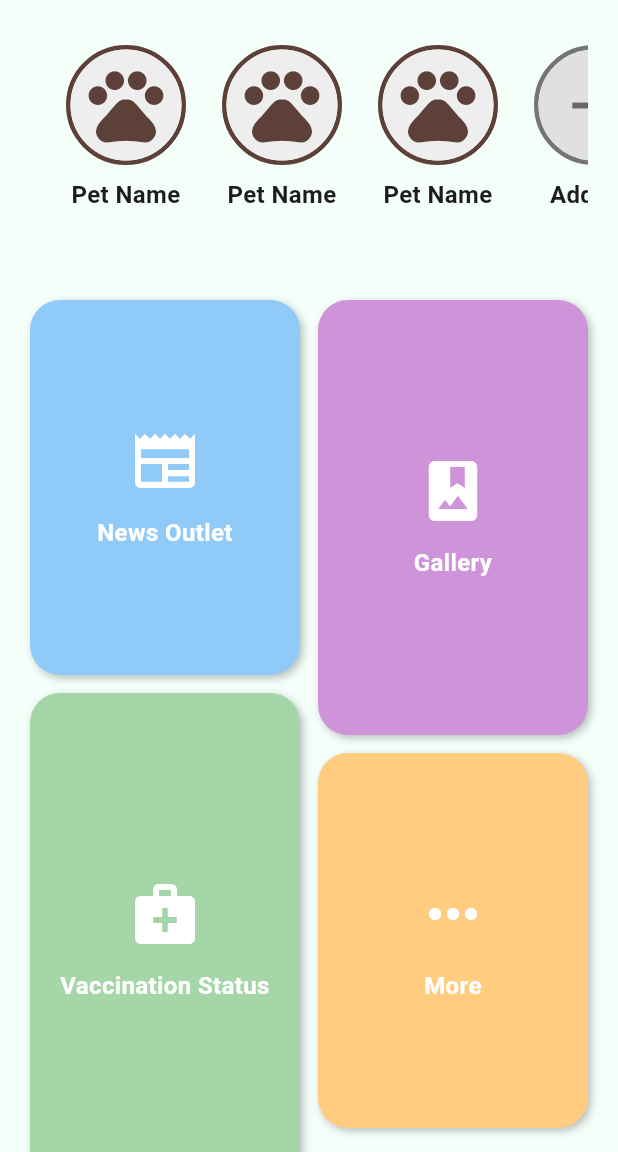
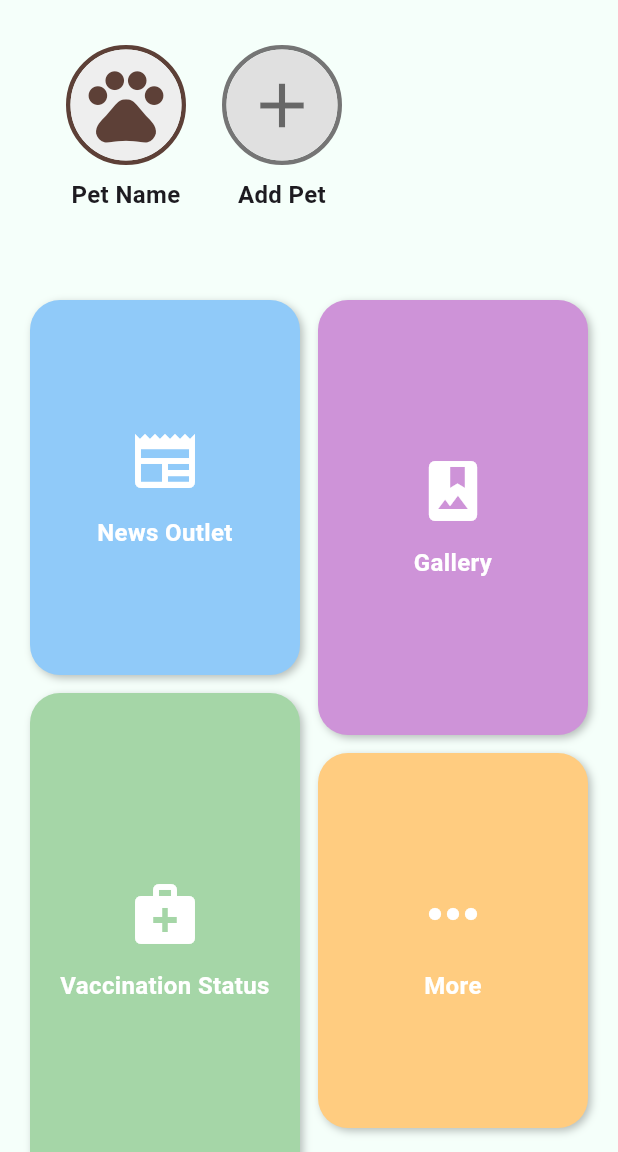
Before and after one commit to Meekouu/PAWS-Mobile-App, a Flutter app: the HomePage screen opened by its route, on a phone screen of 412 x 824 dp, the part 84-1236 px from its top. Run offline on Flutter 3.47's test engine with Material 3 defaults, Android fonts, the light colour scheme and no system bars; our stand-ins replace firebase_auth, firebase_core, flutter_svg, google_fonts, shared_preferences; accounts and stored records are empty.

Commit message:
remove hard coded lamaw

```diff
--- a/lib/pages/home_page.dart
+++ b/lib/pages/home_page.dart
@@ -45,8 +45,6 @@ void logOut(BuildContext context) async {
   ];
 
   final List<String> petNames = [
-    'Pet Name',
-    'Pet Name',
     'Pet Name',
   ];
 
@@ -164,9 +162,9 @@ void logOut(BuildContext context) async {
               child: ListView.builder(
                 scrollDirection: Axis.horizontal,
                 padding: const EdgeInsets.symmetric(horizontal: 12, vertical: 10),
-                itemCount: 4,
+                itemCount: petNames.length + 1,
                 itemBuilder: (context, index) {
-                  if (index == 3) {
+                  if (index == petNames.length) {
                     return Padding(
                       padding: const EdgeInsets.symmetric(horizontal: 12),
                       child: GestureDetector(
```
Also changed, not shown: lib/model/animal_model.dart (added, +13 -0 lines).
